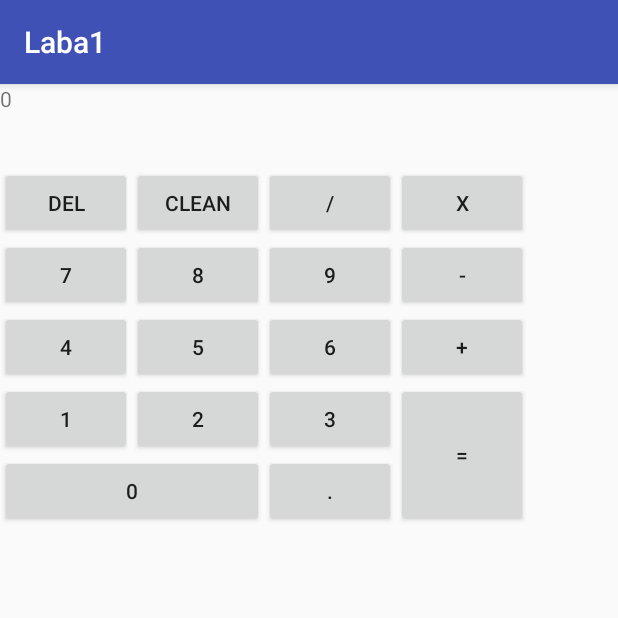
After one commit to AlinaGrinko1996/Laba1, an Android app: the Calculator screen opened directly, with no data from a screen before it, on a phone screen of 412 x 824 dp, the top half of it. The commit adds this screen. Run offline under Robolectric (Android 15) with nearby library versions, the phone set to English and light mode, and no system bars.

Commit message:
First and second tasks done

```diff
--- a/app/src/main/AndroidManifest.xml
+++ b/app/src/main/AndroidManifest.xml
@@ -16,7 +16,8 @@
                 <category android:name="android.intent.category.LAUNCHER" />
             </intent-filter>
         </activity>
-        <activity android:name=".RGB"></activity>
+        <activity android:name=".RGB" />
+        <activity android:name=".Calculator"></activity>
     </application>
 
 </manifest>
--- /dev/null
+++ b/app/src/main/res/layout/activity_calculator.xml
@@ -0,0 +1,132 @@
+<?xml version="1.0" encoding="utf-8"?>
+<android.support.constraint.ConstraintLayout xmlns:android="http://schemas.android.com/apk/res/android"
+    xmlns:app="http://schemas.android.com/apk/res-auto"
+    xmlns:tools="http://schemas.android.com/tools"
+    android:layout_width="match_parent"
+    android:layout_height="match_parent"
+    tools:context="ua.nure.hrunko.android.laba1.Calculator">
+
+    <RelativeLayout
+        xmlns:android="http://schemas.android.com/apk/res/android"
+        xmlns:tools="http://schemas.android.com/tools"
+        android:orientation="vertical"
+        android:layout_width="576dp"
+        android:layout_height="295dp"
+        tools:layout_editor_absoluteY="8dp"
+        tools:layout_editor_absoluteX="8dp">
+
+        <TextView
+            android:id="@+id/result"
+            android:layout_height="match_parent"
+            android:layout_width="match_parent"
+            android:text="0"
+            android:layout_above="@+id/gridLayout" />
+
+        <GridLayout
+            android:id="@+id/gridLayout"
+            android:layout_width="match_parent"
+            android:layout_height="wrap_content"
+            android:layout_gravity="center"
+            android:layout_alignParentBottom="true"
+            android:columnCount="4"
+            android:rowCount="5"
+            android:orientation="horizontal"
+            android:useDefaultMargins="false">
+
+            <Button
+                android:onClick="onDel"
+                android:id="@+id/c"
+                android:text="Del" />
+
+            <Button
+                android:onClick="onClean"
+                android:id="@+id/clean"
+                android:text="Clean" />
+
+            <Button
+                android:onClick="onDiv"
+                android:id="@+id/div"
+                android:text="/" />
+
+            <Button
+                android:onClick="onMult"
+                android:id="@+id/mult"
+                android:text="x" />
+
+            <Button
+                android:onClick="onSeven"
+                android:id="@+id/seven"
+                android:text="7" />
+
+            <Button
+                android:onClick="onEight"
+                android:id="@+id/eight"
+                android:text="8" />
+
+            <Button
+                android:onClick="onNine"
+                android:id="@+id/nine"
+                android:text="9" />
+
+            <Button
+                android:onClick="onMinus"
+                android:id="@+id/minus"
+                android:text="-" />
+
+            <Button
+                android:onClick="onFour"
+                android:id="@+id/four"
+                android:text="4" />
+
+            <Button
+                android:onClick="onFive"
+                android:id="@+id/five"
+                android:text="5" />
+
+            <Button
+                android:onClick="onSix"
+                android:id="@+id/six"
+                android:text="6" />
+
+            <Button
+                android:onClick="onPlus"
+                android:id="@+id/plus"
+                android:text="+" />
+
+            <Button
+                android:onClick="onOne"
+                android:id="@+id/one"
+                android:text="1" />
+
+            <Button
+                android:onClick="onTwo"
+                android:id="@+id/two"
+                android:text="2" />
+
+            <Button
+                android:onClick="onThree"
+                android:id="@+id/three"
+                android:text="3" />
+
+            <Button
+                android:onClick="onEql"
+                android:id="@+id/eql"
+                android:layout_gravity="fill_vertical"
+                android:layout_rowSpan="2"
+                android:text="=" />
+
+            <Button
+                android:onClick="onNul"
+                android:id="@+id/nul"
+                android:layout_gravity="fill_horizontal"
+                android:layout_columnSpan="2"
+                android:text="0" />
+
+            <Button
+                android:onClick="onPoint"
+                android:id="@+id/point"
+                android:text="." />
+        </GridLayout>
+
+    </RelativeLayout>
+</android.support.constraint.ConstraintLayout>
```
Also changed, not shown: app/build.gradle (+11 -6 lines), app/src/main/java/ua/nure/hrunko/android/laba1/Calculator.java (added, +126 -0 lines), app/src/main/java/ua/nure/hrunko/android/laba1/ExpressionParser.java (added, +172 -0 lines), app/src/main/java/ua/nure/hrunko/android/laba1/MainActivity.java (+9 -3 lines), app/src/main/java/ua/nure/hrunko/android/laba1/RGB.java (+47 -8 lines), app/src/main/res/layout-land/activity_rgb.xml (+80 -0 lines), app/src/main/res/layout/activity_main.xml (+32 -15 lines), app/src/main/res/layout/activity_rgb.xml (+37 -6 lines), app/src/main/res/drawable/calc.png (added), app/src/main/res/drawable/color.png (added), app/src/main/res/drawable/rgb.png (deleted).
